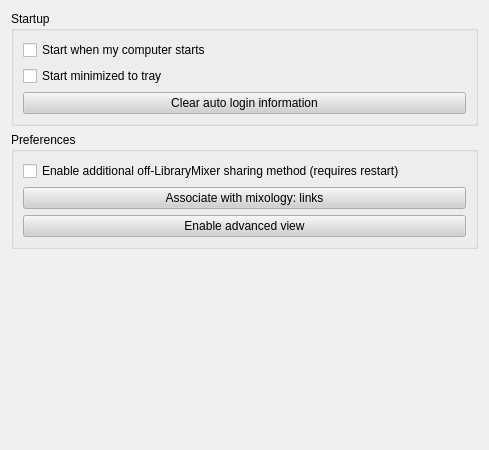
First picture: the form in MixologistGui/gui/Preferences/GeneralDialog.ui, repository rebeccaskinner/The-Mixologist, before the edit.
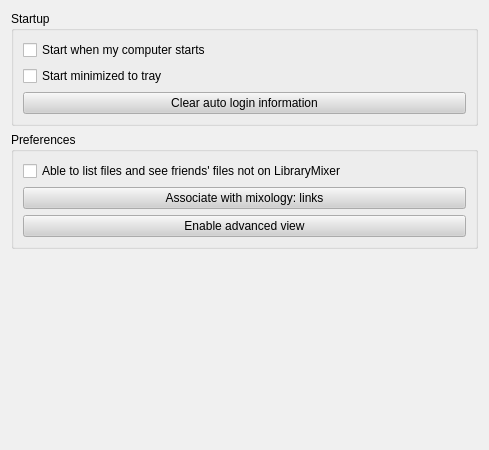
Second picture: the form after the edit.

The edit to the form file:
```diff
--- a/MixologistGui/gui/Preferences/GeneralDialog.ui
+++ b/MixologistGui/gui/Preferences/GeneralDialog.ui
@@ -534,7 +534,7 @@
       <item>
        <widget class="QCheckBox" name="offLM">
         <property name="text">
-         <string>Enable additional off-LibraryMixer sharing method (requires restart)</string>
+         <string>Able to list files and see friends' files not on LibraryMixer</string>
         </property>
        </widget>
       </item>
```
